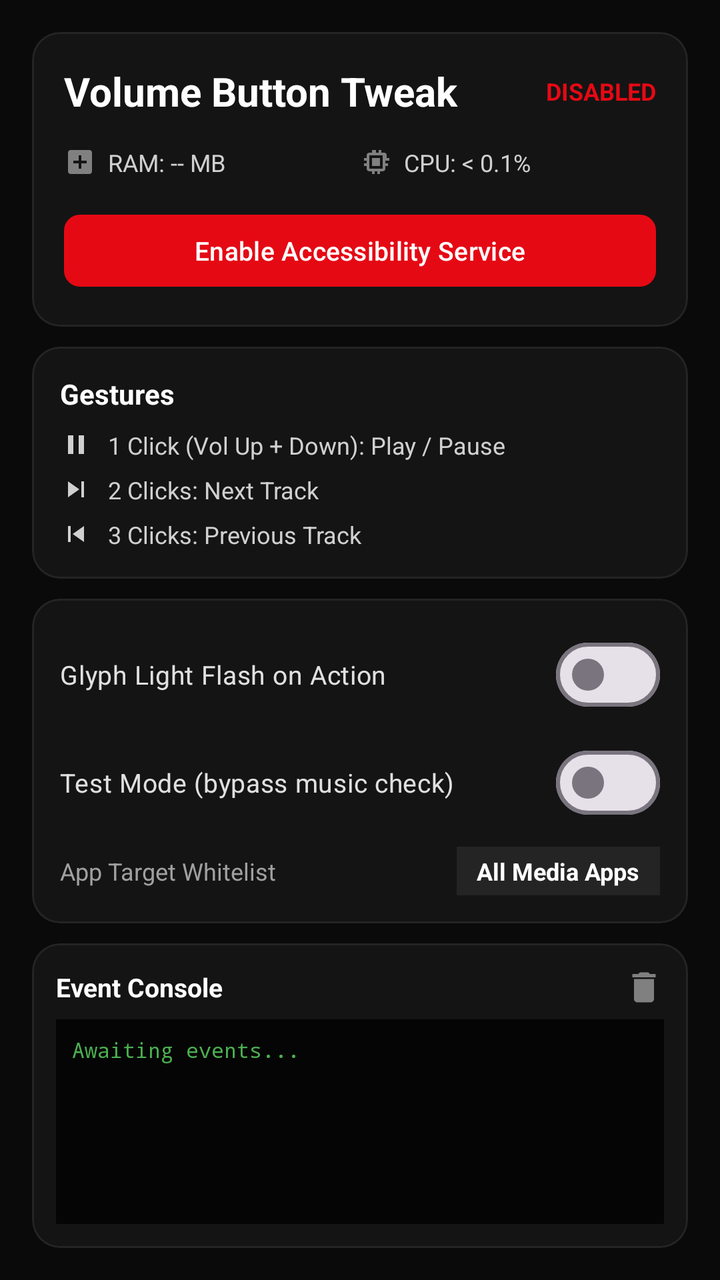
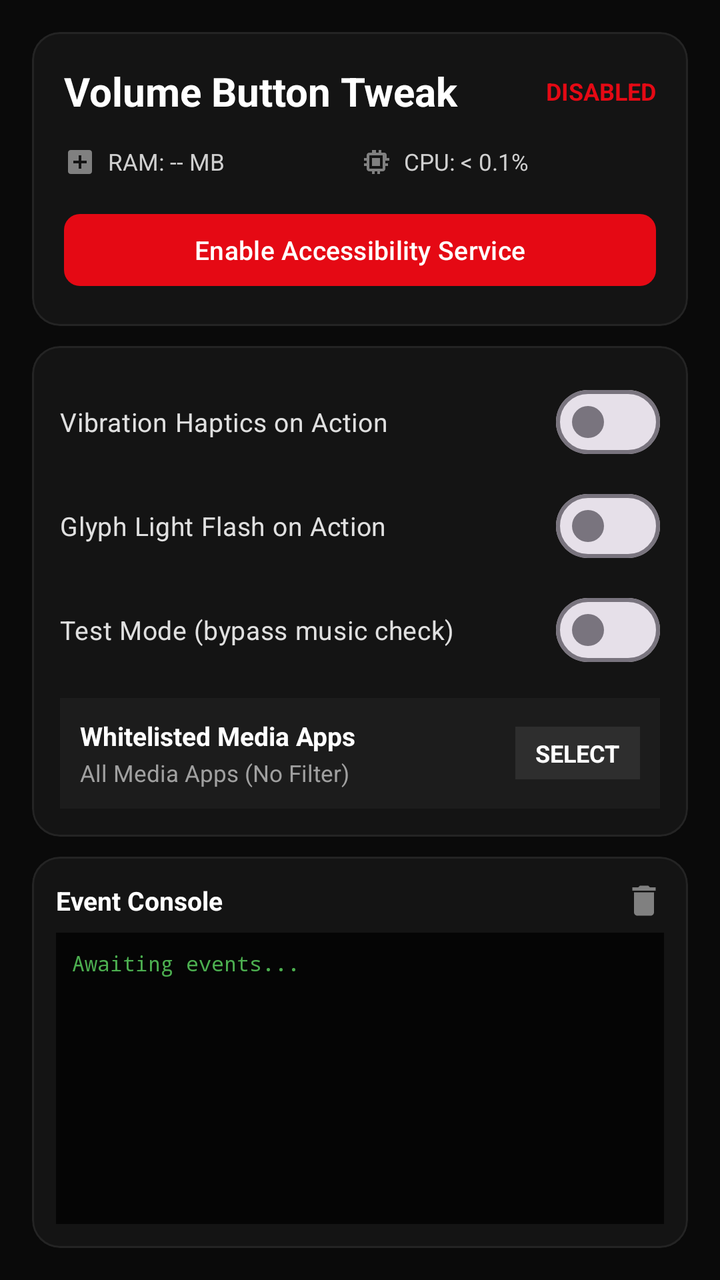

Screens rendered from an Android XML layout before and after an edit, with the pre-edit source and the edit as a unified diff.
<!-- AndroidManifest.xml: application theme Theme.VolumeButtonTweak -->
<!-- res/layout/activity_main.xml -->
<?xml version="1.0" encoding="utf-8"?>
<LinearLayout xmlns:android="http://schemas.android.com/apk/res/android"
    xmlns:app="http://schemas.android.com/apk/res-auto"
    android:layout_width="match_parent"
    android:layout_height="match_parent"
    android:orientation="vertical"
    android:background="#0A0A0A"
    android:padding="16dp">

    
    <com.google.android.material.card.MaterialCardView
        android:layout_width="match_parent"
        android:layout_height="wrap_content"
        app:cardBackgroundColor="#141414"
        app:cardCornerRadius="14dp"
        app:strokeColor="#242424"
        app:strokeWidth="1dp"
        app:cardElevation="0dp">

        <LinearLayout
            android:layout_width="match_parent"
            android:layout_height="wrap_content"
            android:orientation="vertical"
            android:padding="16dp">

            <RelativeLayout
                android:layout_width="match_parent"
                android:layout_height="wrap_content">

                <TextView
                    android:layout_width="wrap_content"
                    android:layout_height="wrap_content"
                    android:text="Volume Button Tweak"
                    android:textColor="#FFFFFF"
                    android:textSize="20sp"
                    android:textStyle="bold" />

                <TextView
                    android:id="@+id/tvStatus"
                    android:layout_width="wrap_content"
                    android:layout_height="wrap_content"
                    android:layout_alignParentEnd="true"
                    android:layout_centerVertical="true"
                    android:text="DISABLED"
                    android:textColor="#E50914"
                    android:textSize="12sp"
                    android:textStyle="bold" />
            </RelativeLayout>

            
            <LinearLayout
                android:layout_width="match_parent"
                android:layout_height="wrap_content"
                android:orientation="horizontal"
                android:layout_marginTop="14dp">

                <LinearLayout
                    android:layout_width="0dp"
                    android:layout_height="wrap_content"
                    android:layout_weight="1"
                    android:orientation="horizontal"
                    android:gravity="center_vertical">

                    <ImageView
                        android:layout_width="16dp"
                        android:layout_height="16dp"
                        android:src="@drawable/ic_memory"
                        app:tint="#808080" />

                    <TextView
                        android:id="@+id/tvRamUsage"
                        android:layout_width="wrap_content"
                        android:layout_height="wrap_content"
                        android:layout_marginStart="6dp"
                        android:text="RAM: -- MB"
                        android:textColor="#D0D0D0"
                        android:textSize="12sp" />
                </LinearLayout>

                <LinearLayout
                    android:layout_width="0dp"
                    android:layout_height="wrap_content"
                    android:layout_weight="1"
                    android:orientation="horizontal"
                    android:gravity="center_vertical">

                    <ImageView
                        android:layout_width="16dp"
                        android:layout_height="16dp"
                        android:src="@drawable/ic_cpu"
                        app:tint="#808080" />

                    <TextView
                        android:id="@+id/tvCpuUsage"
                        android:layout_width="wrap_content"
                        android:layout_height="wrap_content"
                        android:layout_marginStart="6dp"
                        android:text="CPU: &lt; 0.1%"
                        android:textColor="#D0D0D0"
                        android:textSize="12sp" />
                </LinearLayout>
            </LinearLayout>

            <com.google.android.material.button.MaterialButton
                android:id="@+id/btnEnableService"
                android:layout_width="match_parent"
                android:layout_height="44dp"
                android:layout_marginTop="14dp"
                android:text="Enable Accessibility Service"
                android:textColor="#FFFFFF"
                android:textSize="13sp"
                app:backgroundTint="#E50914"
                app:cornerRadius="8dp" />
        </LinearLayout>
    </com.google.android.material.card.MaterialCardView>

    
    <com.google.android.material.card.MaterialCardView
        android:layout_width="match_parent"
        android:layout_height="wrap_content"
        android:layout_marginTop="10dp"
        app:cardBackgroundColor="#141414"
        app:cardCornerRadius="14dp"
        app:strokeColor="#242424"
        app:strokeWidth="1dp"
        app:cardElevation="0dp">

        <LinearLayout
            android:layout_width="match_parent"
            android:layout_height="wrap_content"
            android:orientation="vertical"
            android:padding="14dp">

            <TextView
                android:layout_width="wrap_content"
                android:layout_height="wrap_content"
                android:text="Gestures"
                android:textColor="#FFFFFF"
                android:textSize="14sp"
                android:textStyle="bold" />

            <LinearLayout
                android:layout_width="match_parent"
                android:layout_height="wrap_content"
                android:orientation="horizontal"
                android:gravity="center_vertical"
                android:layout_marginTop="8dp">

                <ImageView
                    android:layout_width="16dp"
                    android:layout_height="16dp"
                    android:src="@drawable/ic_play_pause"
                    app:tint="#D0D0D0" />

                <TextView
                    android:layout_width="wrap_content"
                    android:layout_height="wrap_content"
                    android:layout_marginStart="8dp"
                    android:text="1 Click (Vol Up + Down): Play / Pause"
                    android:textColor="#D0D0D0"
                    android:textSize="12sp" />
            </LinearLayout>

            <LinearLayout
                android:layout_width="match_parent"
                android:layout_height="wrap_content"
                android:orientation="horizontal"
                android:gravity="center_vertical"
                android:layout_marginTop="6dp">

                <ImageView
                    android:layout_width="16dp"
                    android:layout_height="16dp"
                    android:src="@drawable/ic_skip_next"
                    app:tint="#D0D0D0" />

                <TextView
                    android:layout_width="wrap_content"
                    android:layout_height="wrap_content"
                    android:layout_marginStart="8dp"
                    android:text="2 Clicks: Next Track"
                    android:textColor="#D0D0D0"
                    android:textSize="12sp" />
            </LinearLayout>

            <LinearLayout
                android:layout_width="match_parent"
                android:layout_height="wrap_content"
                android:orientation="horizontal"
                android:gravity="center_vertical"
                android:layout_marginTop="6dp">

                <ImageView
                    android:layout_width="16dp"
                    android:layout_height="16dp"
                    android:src="@drawable/ic_skip_previous"
                    app:tint="#D0D0D0" />

                <TextView
                    android:layout_width="wrap_content"
                    android:layout_height="wrap_content"
                    android:layout_marginStart="8dp"
                    android:text="3 Clicks: Previous Track"
                    android:textColor="#D0D0D0"
                    android:textSize="12sp" />
            </LinearLayout>
        </LinearLayout>
    </com.google.android.material.card.MaterialCardView>

    
    <com.google.android.material.card.MaterialCardView
        android:layout_width="match_parent"
        android:layout_height="wrap_content"
        android:layout_marginTop="10dp"
        app:cardBackgroundColor="#141414"
        app:cardCornerRadius="14dp"
        app:strokeColor="#242424"
        app:strokeWidth="1dp"
        app:cardElevation="0dp">

        <LinearLayout
            android:layout_width="match_parent"
            android:layout_height="wrap_content"
            android:orientation="vertical"
            android:padding="14dp">

            <com.google.android.material.materialswitch.MaterialSwitch
                android:id="@+id/switchGlyph"
                android:layout_width="match_parent"
                android:layout_height="wrap_content"
                android:text="Glyph Light Flash on Action"
                android:textColor="#E0E0E0"
                android:textSize="13sp" />

            <com.google.android.material.materialswitch.MaterialSwitch
                android:id="@+id/switchTestMode"
                android:layout_width="match_parent"
                android:layout_height="wrap_content"
                android:layout_marginTop="6dp"
                android:text="Test Mode (bypass music check)"
                android:textColor="#E0E0E0"
                android:textSize="13sp" />

            <LinearLayout
                android:layout_width="match_parent"
                android:layout_height="wrap_content"
                android:orientation="horizontal"
                android:gravity="center_vertical"
                android:layout_marginTop="8dp">

                <TextView
                    android:layout_width="0dp"
                    android:layout_height="wrap_content"
                    android:layout_weight="1"
                    android:text="App Target Whitelist"
                    android:textColor="#A0A0A0"
                    android:textSize="12sp" />

                <TextView
                    android:id="@+id/tvWhitelistApp"
                    android:layout_width="wrap_content"
                    android:layout_height="wrap_content"
                    android:text="All Media Apps"
                    android:textColor="#FFFFFF"
                    android:textSize="12sp"
                    android:textStyle="bold"
                    android:background="#242424"
                    android:paddingHorizontal="10dp"
                    android:paddingVertical="4dp" />
            </LinearLayout>
        </LinearLayout>
    </com.google.android.material.card.MaterialCardView>

    
    <com.google.android.material.card.MaterialCardView
        android:layout_width="match_parent"
        android:layout_height="0dp"
        android:layout_weight="1"
        android:layout_marginTop="10dp"
        app:cardBackgroundColor="#141414"
        app:cardCornerRadius="14dp"
        app:strokeColor="#242424"
        app:strokeWidth="1dp"
        app:cardElevation="0dp">

        <LinearLayout
            android:layout_width="match_parent"
            android:layout_height="match_parent"
            android:orientation="vertical"
            android:padding="12dp">

            <RelativeLayout
                android:layout_width="match_parent"
                android:layout_height="wrap_content">

                <TextView
                    android:layout_width="wrap_content"
                    android:layout_height="wrap_content"
                    android:layout_centerVertical="true"
                    android:text="Event Console"
                    android:textColor="#FFFFFF"
                    android:textSize="13sp"
                    android:textStyle="bold" />

                <ImageView
                    android:id="@+id/btnClearLogs"
                    android:layout_width="20dp"
                    android:layout_height="20dp"
                    android:layout_alignParentEnd="true"
                    android:layout_centerVertical="true"
                    android:src="@drawable/ic_delete"
                    app:tint="#808080" />
            </RelativeLayout>

            <ScrollView
                android:id="@+id/scrollLogs"
                android:layout_width="match_parent"
                android:layout_height="match_parent"
                android:layout_marginTop="6dp"
                android:background="#050505"
                android:padding="8dp">

                <TextView
                    android:id="@+id/tvLogs"
                    android:layout_width="match_parent"
                    android:layout_height="wrap_content"
                    android:fontFamily="monospace"
                    android:text="Awaiting events..."
                    android:textColor="#4CAF50"
                    android:textSize="10.5sp" />
            </ScrollView>
        </LinearLayout>
    </com.google.android.material.card.MaterialCardView>

</LinearLayout>
<!-- resources referenced by this layout -->
<resources>
  <!-- drawable ic_cpu (drawable) -->
  <vector xmlns:android="http://schemas.android.com/apk/res/android"
      android:width="24dp"
      android:height="24dp"
      android:viewportWidth="24"
      android:viewportHeight="24">
      <path
          android:fillColor="#A0A0A0"
          android:pathData="M17,17H7V7h10v10zm-8,-2h6V9H9v6zm13,-4V9h-2V7a2,2 0 0,0 -2,-2h-2V3h-2v2h-2V3H9v2H7C5.9,5 5,5.9 5,7v2H3v2h2v2H3v2h2v2c0,1.1 0.9,2 2,2h2v2h2v-2h2v2h2v-2h2c1.1,0 2,-0.9 2,-2v-2h2v-2h-2v-2h2z" />
  </vector>
  <!-- drawable ic_delete (drawable) -->
  <vector xmlns:android="http://schemas.android.com/apk/res/android"
      android:width="24dp"
      android:height="24dp"
      android:viewportWidth="24"
      android:viewportHeight="24">
      <path
          android:fillColor="#A0A0A0"
          android:pathData="M6,19c0,1.1 0.9,2 2,2h8c1.1,0 2,-0.9 2,-2V7H6v12zM19,4h-3.5l-1,-1h-5l-1,1H5v2h14V4z" />
  </vector>
  <!-- drawable ic_memory (drawable) -->
  <vector xmlns:android="http://schemas.android.com/apk/res/android"
      android:width="24dp"
      android:height="24dp"
      android:viewportWidth="24"
      android:viewportHeight="24">
      <path
          android:fillColor="#A0A0A0"
          android:pathData="M19,3H5C3.9,3 3,3.9 3,5v14c0,1.1 0.9,2 2,2h14c1.1,0 2,-0.9 2,-2V5c0,-1.1 -0.9,-2 -2,-2zm-2,10h-4v4h-2v-4H7v-2h4V7h2v4h4v2z" />
  </vector>
  <!-- drawable ic_play_pause (drawable) -->
  <vector xmlns:android="http://schemas.android.com/apk/res/android"
      android:width="24dp"
      android:height="24dp"
      android:viewportWidth="24"
      android:viewportHeight="24">
      <path
          android:fillColor="#FFFFFF"
          android:pathData="M6,19h4V5H6v14zm8,-14v14h4V5h-4z" />
  </vector>
  <!-- drawable ic_skip_next (drawable) -->
  <vector xmlns:android="http://schemas.android.com/apk/res/android"
      android:width="24dp"
      android:height="24dp"
      android:viewportWidth="24"
      android:viewportHeight="24">
      <path
          android:fillColor="#FFFFFF"
          android:pathData="M6,18l8.5,-6L6,6v12zM16,6v12h2V6h-2z" />
  </vector>
  <!-- drawable ic_skip_previous (drawable) -->
  <vector xmlns:android="http://schemas.android.com/apk/res/android"
      android:width="24dp"
      android:height="24dp"
      android:viewportWidth="24"
      android:viewportHeight="24">
      <path
          android:fillColor="#FFFFFF"
          android:pathData="M6,6h2v12H6zm3.5,6l8.5,6V6z" />
  </vector>
  <style name="Theme.VolumeButtonTweak" parent="Theme.Material3.DayNight.NoActionBar">
          <item name="android:statusBarColor">@color/dark_bg</item>
          <item name="android:navigationBarColor">@color/dark_bg</item>
          <item name="android:windowBackground">@color/dark_bg</item>
      </style>
  <color name="dark_bg">#FF121212</color>
</resources>

<!-- the commit's change to res/layout/activity_main.xml (unified diff, before → after) -->
@@ -74,7 +74,7 @@
                         android:layout_marginStart="6dp"
                         android:text="RAM: -- MB"
                         android:textColor="#D0D0D0"
-                        android:textSize="12sp" />
+                        android:textSize="11.5sp" />
                 </LinearLayout>
 
                 <LinearLayout
@@ -97,7 +97,7 @@
                         android:layout_marginStart="6dp"
                         android:text="CPU: &lt; 0.1%"
                         android:textColor="#D0D0D0"
-                        android:textSize="12sp" />
+                        android:textSize="11.5sp" />
                 </LinearLayout>
             </LinearLayout>
 
@@ -131,103 +131,19 @@
             android:orientation="vertical"
             android:padding="14dp">
 
-            <TextView
-                android:layout_width="wrap_content"
-                android:layout_height="wrap_content"
-                android:text="Gestures"
-                android:textColor="#FFFFFF"
-                android:textSize="14sp"
-                android:textStyle="bold" />
-
-            <LinearLayout
-                android:layout_width="match_parent"
-                android:layout_height="wrap_content"
-                android:orientation="horizontal"
-                android:gravity="center_vertical"
-                android:layout_marginTop="8dp">
-
-                <ImageView
-                    android:layout_width="16dp"
-                    android:layout_height="16dp"
-                    android:src="@drawable/ic_play_pause"
-                    app:tint="#D0D0D0" />
-
-                <TextView
-                    android:layout_width="wrap_content"
-                    android:layout_height="wrap_content"
-                    android:layout_marginStart="8dp"
-                    android:text="1 Click (Vol Up + Down): Play / Pause"
-                    android:textColor="#D0D0D0"
-                    android:textSize="12sp" />
-            </LinearLayout>
-
-            <LinearLayout
-                android:layout_width="match_parent"
-                android:layout_height="wrap_content"
-                android:orientation="horizontal"
-                android:gravity="center_vertical"
-                android:layout_marginTop="6dp">
-
-                <ImageView
-                    android:layout_width="16dp"
-                    android:layout_height="16dp"
-                    android:src="@drawable/ic_skip_next"
-                    app:tint="#D0D0D0" />
-
-                <TextView
-                    android:layout_width="wrap_content"
-                    android:layout_height="wrap_content"
-                    android:layout_marginStart="8dp"
-                    android:text="2 Clicks: Next Track"
-                    android:textColor="#D0D0D0"
-                    android:textSize="12sp" />
-            </LinearLayout>
-
-            <LinearLayout
-                android:layout_width="match_parent"
-                android:layout_height="wrap_content"
-                android:orientation="horizontal"
-                android:gravity="center_vertical"
-                android:layout_marginTop="6dp">
-
-                <ImageView
-                    android:layout_width="16dp"
-                    android:layout_height="16dp"
-                    android:src="@drawable/ic_skip_previous"
-                    app:tint="#D0D0D0" />
-
-                <TextView
-                    android:layout_width="wrap_content"
-                    android:layout_height="wrap_content"
-                    android:layout_marginStart="8dp"
-                    android:text="3 Clicks: Previous Track"
-                    android:textColor="#D0D0D0"
-                    android:textSize="12sp" />
-            </LinearLayout>
-        </LinearLayout>
-    </com.google.android.material.card.MaterialCardView>
-
-    
-    <com.google.android.material.card.MaterialCardView
-        android:layout_width="match_parent"
-        android:layout_height="wrap_content"
-        android:layout_marginTop="10dp"
-        app:cardBackgroundColor="#141414"
-        app:cardCornerRadius="14dp"
-        app:strokeColor="#242424"
-        app:strokeWidth="1dp"
-        app:cardElevation="0dp">
-
-        <LinearLayout
-            android:layout_width="match_parent"
-            android:layout_height="wrap_content"
-            android:orientation="vertical"
-            android:padding="14dp">
+            <com.google.android.material.materialswitch.MaterialSwitch
+                android:id="@+id/switchHaptic"
+                android:layout_width="match_parent"
+                android:layout_height="wrap_content"
+                android:text="Vibration Haptics on Action"
+                android:textColor="#E0E0E0"
+                android:textSize="13sp" />
 
             <com.google.android.material.materialswitch.MaterialSwitch
                 android:id="@+id/switchGlyph"
                 android:layout_width="match_parent"
                 android:layout_height="wrap_content"
+                android:layout_marginTop="4dp"
                 android:text="Glyph Light Flash on Action"
                 android:textColor="#E0E0E0"
                 android:textSize="13sp" />
@@ -236,37 +152,58 @@
                 android:id="@+id/switchTestMode"
                 android:layout_width="match_parent"
                 android:layout_height="wrap_content"
-                android:layout_marginTop="6dp"
+                android:layout_marginTop="4dp"
                 android:text="Test Mode (bypass music check)"
                 android:textColor="#E0E0E0"
                 android:textSize="13sp" />
 
+            
             <LinearLayout
+                android:id="@+id/layoutWhitelistSelector"
                 android:layout_width="match_parent"
                 android:layout_height="wrap_content"
                 android:orientation="horizontal"
                 android:gravity="center_vertical"
-                android:layout_marginTop="8dp">
-
-                <TextView
+                android:background="#1C1C1C"
+                android:padding="10dp"
+                android:layout_marginTop="10dp"
+                android:clickable="true"
+                android:focusable="true">
+
+                <LinearLayout
                     android:layout_width="0dp"
                     android:layout_height="wrap_content"
                     android:layout_weight="1"
-                    android:text="App Target Whitelist"
-                    android:textColor="#A0A0A0"
-                    android:textSize="12sp" />
-
-                <TextView
-                    android:id="@+id/tvWhitelistApp"
-                    android:layout_width="wrap_content"
-                    android:layout_height="wrap_content"
-                    android:text="All Media Apps"
+                    android:orientation="vertical">
+
+                    <TextView
+                        android:layout_width="wrap_content"
+                        android:layout_height="wrap_content"
+                        android:text="Whitelisted Media Apps"
+                        android:textColor="#FFFFFF"
+                        android:textSize="13sp"
+                        android:textStyle="bold" />
+
+                    <TextView
+                        android:id="@+id/tvWhitelistSummary"
+                        android:layout_width="wrap_content"
+                        android:layout_height="wrap_content"
+                        android:text="All Media Apps (No Filter)"
+                        android:textColor="#A0A0A0"
+                        android:textSize="11.5sp"
+                        android:layout_marginTop="2dp" />
+                </LinearLayout>
+
+                <TextView
+                    android:layout_width="wrap_content"
+                    android:layout_height="wrap_content"
+                    android:text="SELECT"
                     android:textColor="#FFFFFF"
                     android:textSize="12sp"
                     android:textStyle="bold"
-                    android:background="#242424"
+                    android:background="#2E2E2E"
                     android:paddingHorizontal="10dp"
-                    android:paddingVertical="4dp" />
+                    android:paddingVertical="5dp" />
             </LinearLayout>
         </LinearLayout>
     </com.google.android.material.card.MaterialCardView>
<!-- resource entries referenced after the edit -->
@@ -30,36 +30,6 @@
           android:fillColor="#A0A0A0"
           android:pathData="M19,3H5C3.9,3 3,3.9 3,5v14c0,1.1 0.9,2 2,2h14c1.1,0 2,-0.9 2,-2V5c0,-1.1 -0.9,-2 -2,-2zm-2,10h-4v4h-2v-4H7v-2h4V7h2v4h4v2z" />
   </vector>
-  <!-- drawable ic_play_pause (drawable) -->
-  <vector xmlns:android="http://schemas.android.com/apk/res/android"
-      android:width="24dp"
-      android:height="24dp"
-      android:viewportWidth="24"
-      android:viewportHeight="24">
-      <path
-          android:fillColor="#FFFFFF"
-          android:pathData="M6,19h4V5H6v14zm8,-14v14h4V5h-4z" />
-  </vector>
-  <!-- drawable ic_skip_next (drawable) -->
-  <vector xmlns:android="http://schemas.android.com/apk/res/android"
-      android:width="24dp"
-      android:height="24dp"
-      android:viewportWidth="24"
-      android:viewportHeight="24">
-      <path
-          android:fillColor="#FFFFFF"
-          android:pathData="M6,18l8.5,-6L6,6v12zM16,6v12h2V6h-2z" />
-  </vector>
-  <!-- drawable ic_skip_previous (drawable) -->
-  <vector xmlns:android="http://schemas.android.com/apk/res/android"
-      android:width="24dp"
-      android:height="24dp"
-      android:viewportWidth="24"
-      android:viewportHeight="24">
-      <path
-          android:fillColor="#FFFFFF"
-          android:pathData="M6,6h2v12H6zm3.5,6l8.5,6V6z" />
-  </vector>
   <style name="Theme.VolumeButtonTweak" parent="Theme.Material3.DayNight.NoActionBar">
           <item name="android:statusBarColor">@color/dark_bg</item>
           <item name="android:navigationBarColor">@color/dark_bg</item>
